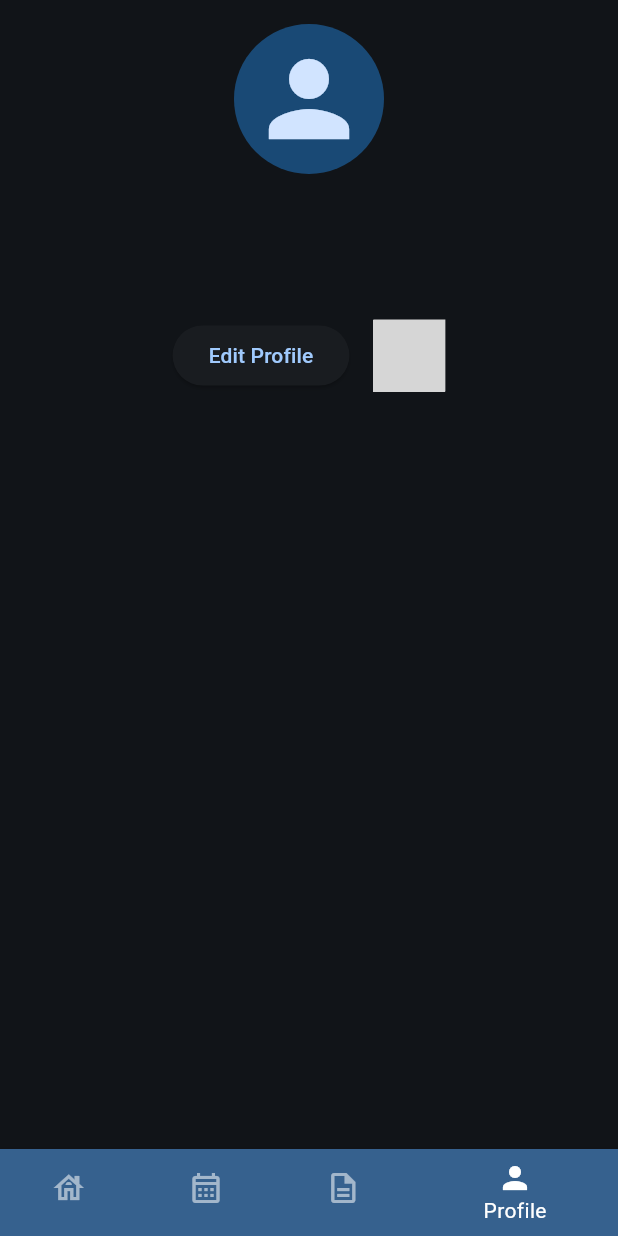
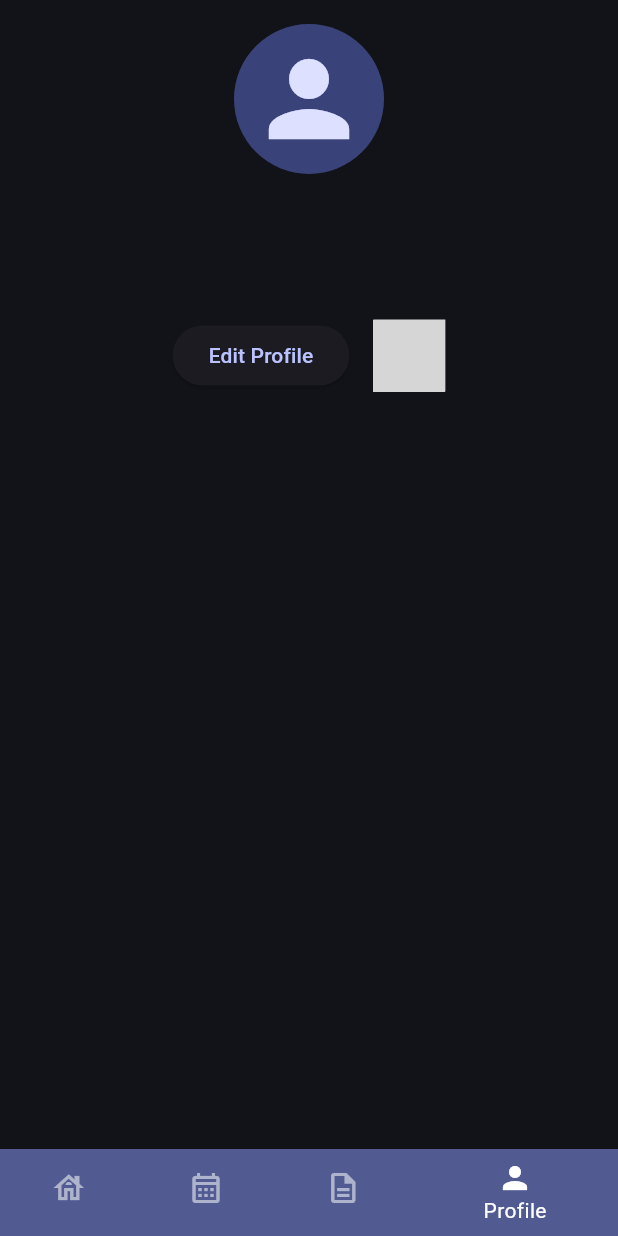
Before and after one commit to eric-lm/socialize_muc, a Flutter app: the screen it shows once a user with an empty profile is signed in, item 4 of the bottom bar chosen, on a phone screen of 412 x 824 dp. Run offline on Flutter 3.47's test engine with Material 3 defaults, Android fonts, the phone set to English and light mode, and no system bars; our stand-ins replace cloud_firestore, firebase_auth, firebase_core; missing offline and left inert: firebase_ui_auth, firebase_ui_oauth_google; accounts and stored records are empty; grey boxes are pictures that could not be loaded.

Commit message:
small design changes

```diff
--- a/lib/main_page/main.dart
+++ b/lib/main_page/main.dart
@@ -78,7 +78,7 @@ class SocializeMucApp extends StatelessWidget {
       theme: ThemeData(
         useMaterial3: true,
         colorScheme: ColorScheme.fromSeed(
-          seedColor: Colors.blue,
+          seedColor: Colors.indigo,
           brightness: Brightness.dark,
         ),
         cardColor: Colors.grey[900]!,
--- a/lib/widgets/event_preview_card.dart
+++ b/lib/widgets/event_preview_card.dart
@@ -70,7 +70,7 @@ class EventPreviewCard extends StatelessWidget {
                           size: 16, color: Colors.grey[400]),
                       const SizedBox(width: 4),
                       Text(
-                        '${nextEvent.time.day}/${nextEvent.time.month} ${nextEvent.time.hour}:${nextEvent.time.minute.toString().padLeft(2, '0')}',
+                        '${nextEvent.time.day}/${nextEvent.time.month} at ${nextEvent.time.hour}:${nextEvent.time.minute.toString().padLeft(2, '0')}',
                         style: TextStyle(color: Colors.grey[400]),
                       ),
                       const SizedBox(width: 16),
```
